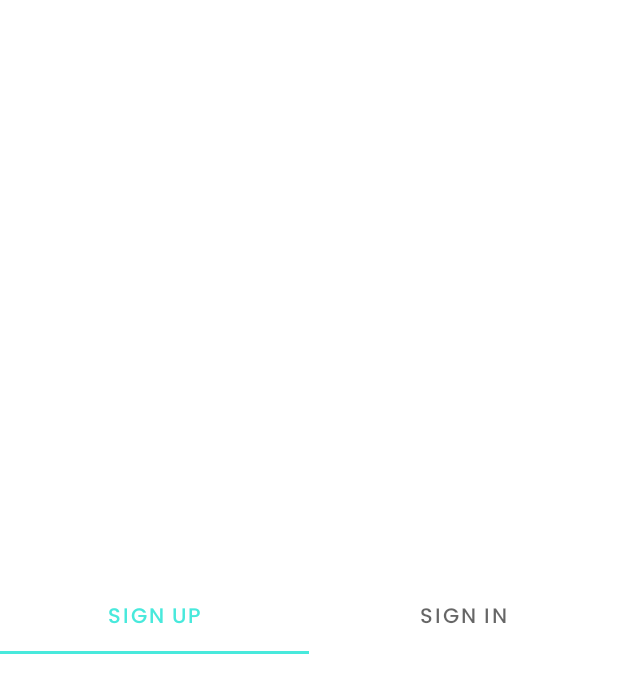
After one commit to jayu1023/Image-To-Pdf-Converter-master, an Android app: the loginscreen screen opened directly, with no data from a screen before it, on a phone screen of 412 x 824 dp. The commit adds this screen. Shown: the top 693 px of the screen. Run offline under Robolectric (Android 15) with nearby library versions, the phone set to English and light mode, and no system bars; our stand-ins replace data binding, sdp/ssp sizes.

Commit message:
fixe some issue

```diff
--- a/app/build.gradle
+++ b/app/build.gradle
@@ -55,7 +55,9 @@ dependencies {
 
     // material design
     implementation 'com.google.android.material:material:1.4.0'
-
+    implementation fileTree(dir: 'libs', include: ['*.jar'])
+    implementation 'androidx.appcompat:appcompat:1.0.0'
+    implementation 'com.google.android.material:material:1.0.0'
     // Round Image View
     implementation 'com.makeramen:roundedimageview:2.3.0'
 
--- a/app/src/main/AndroidManifest.xml
+++ b/app/src/main/AndroidManifest.xml
@@ -5,7 +5,7 @@
     <uses-permission android:name="android.permission.READ_EXTERNAL_STORAGE" />
     <uses-permission android:name="android.permission.WRITE_EXTERNAL_STORAGE" />
     <uses-permission android:name="android.permission.CAMERA" />
-    <uses-permission android:name="android.permission.INTERNET"/>
+    <uses-permission android:name="android.permission.INTERNET" />
 
     <application
         android:allowBackup="true"
@@ -17,6 +17,9 @@
         android:supportsRtl="true"
         android:theme="@style/Theme.ImageToPdfConvert.NoActionBar"
         android:usesCleartextTraffic="true">
+        <activity
+            android:name=".activity.loginscreen"
+            android:exported="true" />
         <activity
             android:name=".activity.web_to_pdf"
             android:exported="true" />
--- /dev/null
+++ b/app/src/main/java/com/daily/image/pdf/imagetopdfconvert/activity/loginscreen.java
@@ -0,0 +1,19 @@
+package com.daily.image.pdf.imagetopdfconvert.activity;
+
+import androidx.appcompat.app.AppCompatActivity;
+import androidx.databinding.DataBindingUtil;
+
+import android.os.Bundle;
+
+import com.daily.image.pdf.imagetopdfconvert.R;
+import com.daily.image.pdf.imagetopdfconvert.databinding.ActivityLoginscreenBinding;
+import com.daily.image.pdf.imagetopdfconvert.databinding.ActivityMainBinding;
+
+public class loginscreen extends AppCompatActivity {
+ActivityLoginscreenBinding loginBinding;
+    @Override
+    protected void onCreate(Bundle savedInstanceState) {
+        super.onCreate(savedInstanceState);
+        loginBinding = DataBindingUtil.setContentView(loginscreen.this, R.layout.activity_loginscreen);
+    }
+}
--- /dev/null
+++ b/app/src/main/res/layout/activity_loginscreen.xml
@@ -0,0 +1,47 @@
+<?xml version="1.0" encoding="utf-8"?>
+<layout xmlns:android="http://schemas.android.com/apk/res/android"
+    xmlns:tools="http://schemas.android.com/tools"
+    xmlns:app="http://schemas.android.com/apk/res-auto">
+
+<data>
+
+</data>
+<RelativeLayout
+    android:layout_width="match_parent"
+    android:layout_height="match_parent"
+    android:gravity="center"
+>
+
+    <androidx.appcompat.widget.AppCompatImageView
+        android:layout_width="match_parent"
+        android:layout_height="wrap_content"/>
+
+
+    <LinearLayout
+        android:layout_width="match_parent"
+        android:layout_height="wrap_content"
+
+        android:orientation="vertical">
+        <com.google.android.material.tabs.TabLayout
+            android:layout_width="match_parent"
+            android:layout_height="wrap_content">
+
+            <com.google.android.material.tabs.TabItem
+                android:layout_width="wrap_content"
+                android:layout_height="wrap_content"
+                android:text="Sign Up"
+                />
+
+            <com.google.android.material.tabs.TabItem
+                android:layout_width="wrap_content"
+                android:layout_height="wrap_content"
+                android:text="Sign In"
+                />
+
+        </com.google.android.material.tabs.TabLayout>
+
+
+    </LinearLayout>
+</RelativeLayout>
+
+</layout>
--- a/app/src/main/res/layout/activity_main.xml
+++ b/app/src/main/res/layout/activity_main.xml
@@ -30,8 +30,8 @@
             <ImageView
                 android:id="@+id/btnopendrawer"
                 android:layout_width="40dp"
+                android:layout_height="match_parent"
                 android:layout_marginLeft="15dp"
-                android:layout_height="match_parent"
                 app:srcCompat="@drawable/ic_open_drawer"
                 app:tint="@color/white" />
 
--- a/app/src/main/res/menu/side_menu.xml
+++ b/app/src/main/res/menu/side_menu.xml
@@ -32,7 +32,7 @@
             android:icon="@drawable/ic_edit"
             android:title="Text To Pdf" />
         <item
-            android:id="@+id/side_store"
+            android:id="@+id/side_backup"
             android:icon="@drawable/ic_edit"
             android:title="Backup" />
     </group>
```
Also changed, not shown: app/src/main/java/com/daily/image/pdf/imagetopdfconvert/activity/MainActivity.java (+15 -2 lines).
